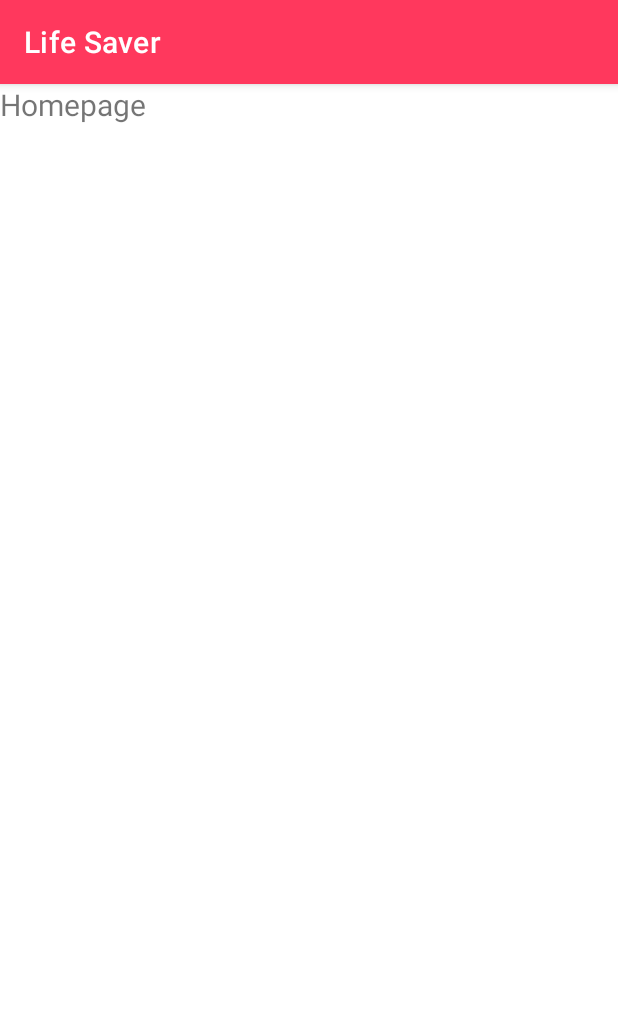
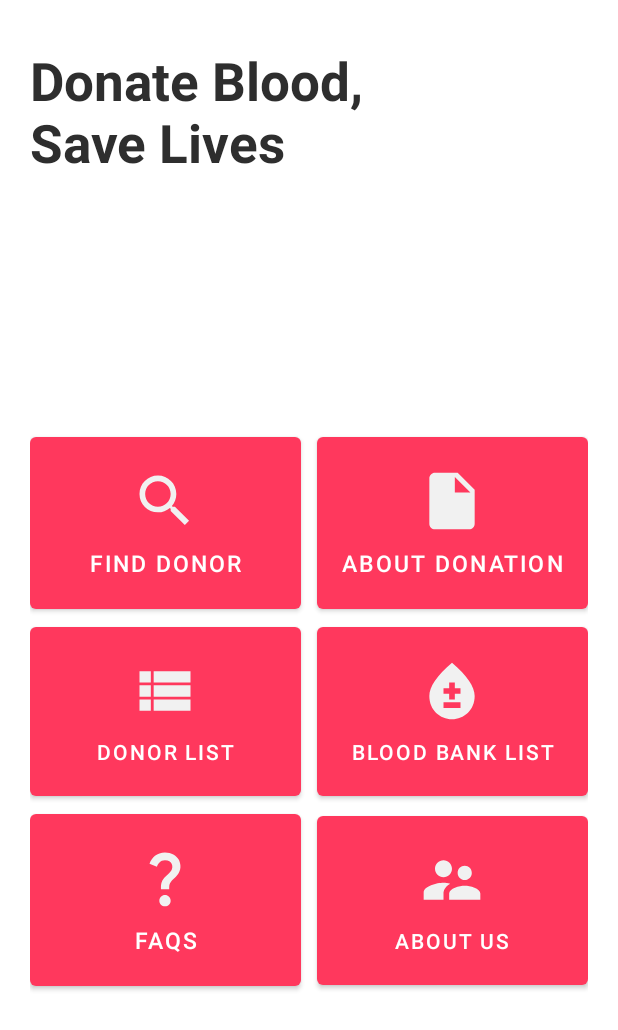
Before and after one commit to Labu1011/Life-Saver, an Android app: the screen it shows after launch once a user with an empty profile is signed in (HomepageActivity), on a phone screen of 412 x 824 dp. Shown: the top 1030 px of the screen. Run offline under Robolectric (Android 15) with nearby library versions, the phone set to English and light mode, and no system bars; our stand-ins replace Firebase (no records; nobody signed in at launch, a user with empty details on screens opened directly).

Commit message:
Homepage screen is created

```diff
--- a/app/src/main/java/com/example/lifesaver/HomepageActivity.java
+++ b/app/src/main/java/com/example/lifesaver/HomepageActivity.java
@@ -9,5 +9,7 @@ public class HomepageActivity extends AppCompatActivity {
     protected void onCreate(Bundle savedInstanceState) {
         super.onCreate(savedInstanceState);
         setContentView(R.layout.activity_homepage);
+
+        getSupportActionBar().hide();
     }
 }
--- /dev/null
+++ b/app/src/main/res/drawable/baseline_bloodtype_24.xml
@@ -0,0 +1,5 @@
+<vector android:height="45dp" android:tint="#F1F1F1"
+    android:viewportHeight="24" android:viewportWidth="24"
+    android:width="45dp" xmlns:android="http://schemas.android.com/apk/res/android">
+    <path android:fillColor="@android:color/white" android:pathData="M12,2c-5.33,4.55 -8,8.48 -8,11.8c0,4.98 3.8,8.2 8,8.2s8,-3.22 8,-8.2C20,10.48 17.33,6.55 12,2zM15,18H9v-2h6V18zM15,13h-2v2h-2v-2H9v-2h2V9h2v2h2V13z"/>
+</vector>
--- /dev/null
+++ b/app/src/main/res/drawable/baseline_insert_drive_file_24.xml
@@ -0,0 +1,5 @@
+<vector android:autoMirrored="true" android:height="45dp"
+    android:tint="#F1F1F1" android:viewportHeight="24"
+    android:viewportWidth="24" android:width="45dp" xmlns:android="http://schemas.android.com/apk/res/android">
+    <path android:fillColor="@android:color/white" android:pathData="M6,2c-1.1,0 -1.99,0.9 -1.99,2L4,20c0,1.1 0.89,2 1.99,2L18,22c1.1,0 2,-0.9 2,-2L20,8l-6,-6L6,2zM13,9L13,3.5L18.5,9L13,9z"/>
+</vector>
--- /dev/null
+++ b/app/src/main/res/drawable/baseline_question_mark_24.xml
@@ -0,0 +1,5 @@
+<vector android:height="45dp" android:tint="#F1F1F1"
+    android:viewportHeight="24" android:viewportWidth="24"
+    android:width="45dp" xmlns:android="http://schemas.android.com/apk/res/android">
+    <path android:fillColor="@android:color/white" android:pathData="M11.07,12.85c0.77,-1.39 2.25,-2.21 3.11,-3.44c0.91,-1.29 0.4,-3.7 -2.18,-3.7c-1.69,0 -2.52,1.28 -2.87,2.34L6.54,6.96C7.25,4.83 9.18,3 11.99,3c2.35,0 3.96,1.07 4.78,2.41c0.7,1.15 1.11,3.3 0.03,4.9c-1.2,1.77 -2.35,2.31 -2.97,3.45c-0.25,0.46 -0.35,0.76 -0.35,2.24h-2.89C10.58,15.22 10.46,13.95 11.07,12.85zM14,20c0,1.1 -0.9,2 -2,2s-2,-0.9 -2,-2c0,-1.1 0.9,-2 2,-2S14,18.9 14,20z"/>
+</vector>
--- /dev/null
+++ b/app/src/main/res/drawable/baseline_search_24.xml
@@ -0,0 +1,5 @@
+<vector android:height="45dp" android:tint="#F1F1F1"
+    android:viewportHeight="24" android:viewportWidth="24"
+    android:width="45dp" xmlns:android="http://schemas.android.com/apk/res/android">
+    <path android:fillColor="@android:color/white" android:pathData="M15.5,14h-0.79l-0.28,-0.27C15.41,12.59 16,11.11 16,9.5 16,5.91 13.09,3 9.5,3S3,5.91 3,9.5 5.91,16 9.5,16c1.61,0 3.09,-0.59 4.23,-1.57l0.27,0.28v0.79l5,4.99L20.49,19l-4.99,-5zM9.5,14C7.01,14 5,11.99 5,9.5S7.01,5 9.5,5 14,7.01 14,9.5 11.99,14 9.5,14z"/>
+</vector>
--- /dev/null
+++ b/app/src/main/res/drawable/baseline_supervisor_account_24.xml
@@ -0,0 +1,5 @@
+<vector android:height="45dp" android:tint="#F1F1F1"
+    android:viewportHeight="24" android:viewportWidth="24"
+    android:width="45dp" xmlns:android="http://schemas.android.com/apk/res/android">
+    <path android:fillColor="@android:color/white" android:pathData="M16.5,12c1.38,0 2.49,-1.12 2.49,-2.5S17.88,7 16.5,7C15.12,7 14,8.12 14,9.5s1.12,2.5 2.5,2.5zM9,11c1.66,0 2.99,-1.34 2.99,-3S10.66,5 9,5C7.34,5 6,6.34 6,8s1.34,3 3,3zM16.5,14c-1.83,0 -5.5,0.92 -5.5,2.75L11,19h11v-2.25c0,-1.83 -3.67,-2.75 -5.5,-2.75zM9,13c-2.33,0 -7,1.17 -7,3.5L2,19h7v-2.25c0,-0.85 0.33,-2.34 2.37,-3.47C10.5,13.1 9.66,13 9,13z"/>
+</vector>
--- /dev/null
+++ b/app/src/main/res/drawable/baseline_view_list_24.xml
@@ -0,0 +1,5 @@
+<vector android:autoMirrored="true" android:height="45dp"
+    android:tint="#F1F1F1" android:viewportHeight="24"
+    android:viewportWidth="24" android:width="45dp" xmlns:android="http://schemas.android.com/apk/res/android">
+    <path android:fillColor="@android:color/white" android:pathData="M3,14h4v-4H3V14zM3,19h4v-4H3V19zM3,9h4V5H3V9zM8,14h13v-4H8V14zM8,19h13v-4H8V19zM8,5v4h13V5H8z"/>
+</vector>
--- a/app/src/main/res/layout/activity_homepage.xml
+++ b/app/src/main/res/layout/activity_homepage.xml
@@ -8,10 +8,114 @@
     tools:context=".HomepageActivity">
 
   <TextView
-      android:id="@+id/textView"
-      android:layout_width="wrap_content"
+      android:layout_width="250dp"
       android:layout_height="wrap_content"
-      android:text="Homepage"
-      android:textSize="20sp"
-       />
+      android:text="Donate Blood, Save Lives"
+      android:textStyle="bold"
+      android:textSize="35sp"
+      android:layout_marginTop="30dp"
+      android:layout_marginLeft="20dp"
+      android:layout_marginRight="20dp"
+      android:textColor="#2e2e2e" />
+
+  <RelativeLayout
+      android:layout_width="match_parent"
+      android:layout_height="wrap_content"
+      android:id="@+id/centerLine"
+      android:layout_centerInParent="true" />
+
+  <LinearLayout
+      android:layout_width="match_parent"
+      android:layout_height="wrap_content"
+    android:weightSum="2"
+
+      android:layout_above="@id/centerLine"
+      android:orientation="horizontal"
+     android:layout_marginLeft="20dp"
+      android:layout_marginRight="20dp"
+  >
+    <Button
+        android:layout_width="match_parent"
+        android:layout_height="wrap_content"
+      android:layout_weight="1"
+        android:padding="20dp"
+        android:drawableTop="@drawable/baseline_search_24"
+        android:layout_marginRight="5dp"
+        android:textSize="15sp"
+        android:text="Find Donor"
+        />
+    <Button
+        android:layout_width="match_parent"
+        android:layout_height="wrap_content"
+        android:paddingLeft="16dp"
+        android:paddingRight="16dp"
+        android:paddingTop="20dp"
+        android:paddingBottom="20dp"
+        android:layout_weight="1"
+        android:textSize="15sp"
+        android:drawableTop="@drawable/baseline_insert_drive_file_24"
+        android:layout_marginLeft="5dp"
+        android:text="About Donation"
+        />
+  </LinearLayout>
+
+  <LinearLayout
+      android:id="@+id/row2"
+      android:layout_width="match_parent"
+      android:layout_height="wrap_content"
+      android:weightSum="2"
+      android:layout_below="@id/centerLine"
+      android:orientation="horizontal"
+      android:layout_marginLeft="20dp"
+      android:layout_marginRight="20dp"
+      >
+    <Button
+        android:layout_width="match_parent"
+        android:layout_height="wrap_content"
+        android:layout_weight="1"
+        android:drawableTop="@drawable/baseline_view_list_24"
+        android:padding="20dp"
+        android:layout_marginRight="5dp"
+        android:text="Donor List"
+        />
+    <Button
+        android:layout_width="match_parent"
+        android:layout_height="wrap_content"
+        android:padding="20dp"
+        android:layout_weight="1"
+        android:drawableTop="@drawable/baseline_bloodtype_24"
+        android:layout_marginLeft="5dp"
+        android:text="Blood Bank List"
+        />
+  </LinearLayout>
+
+  <LinearLayout
+      android:layout_width="match_parent"
+      android:layout_height="wrap_content"
+      android:weightSum="2"
+      android:layout_below="@id/row2"
+      android:orientation="horizontal"
+      android:layout_marginLeft="20dp"
+      android:layout_marginRight="20dp"
+      >
+    <Button
+        android:layout_width="match_parent"
+        android:layout_height="wrap_content"
+        android:layout_weight="1"
+        android:padding="20dp"
+        android:layout_marginRight="5dp"
+        android:drawableTop="@drawable/baseline_question_mark_24"
+        android:text="FAQs"
+        android:textSize="15sp"
+        />
+    <Button
+        android:layout_width="match_parent"
+        android:layout_height="wrap_content"
+        android:padding="20dp"
+        android:layout_weight="1"
+        android:drawableTop="@drawable/baseline_supervisor_account_24"
+        android:layout_marginLeft="5dp"
+        android:text="About Us"
+        />
+  </LinearLayout>
 </RelativeLayout>
```
